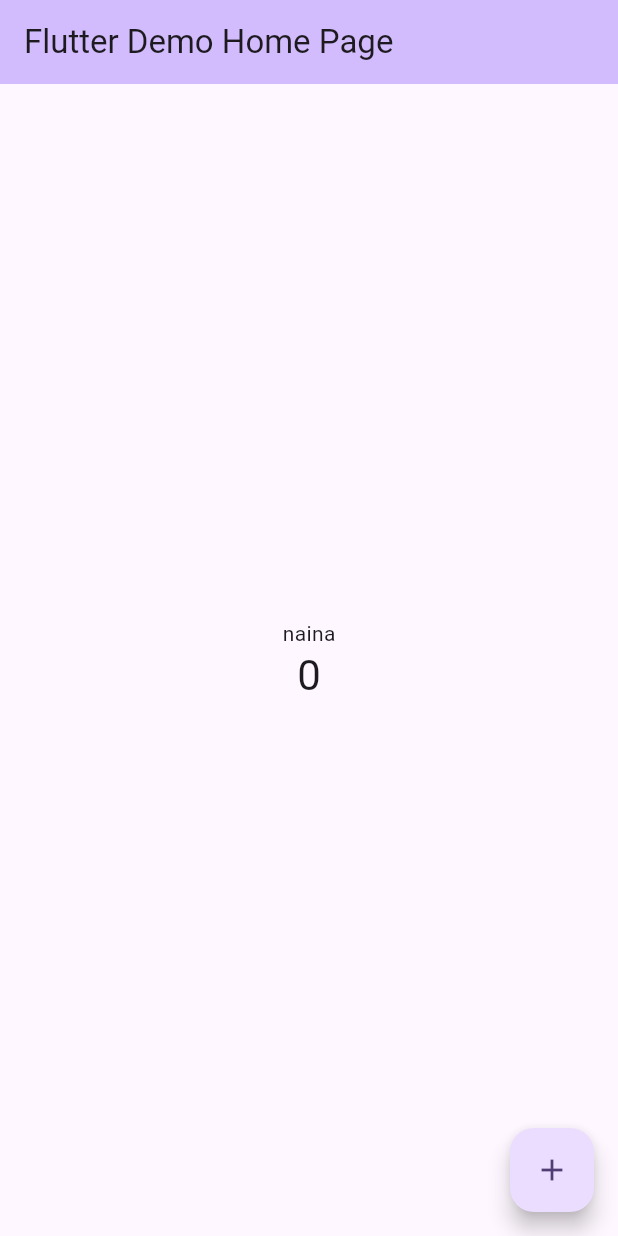
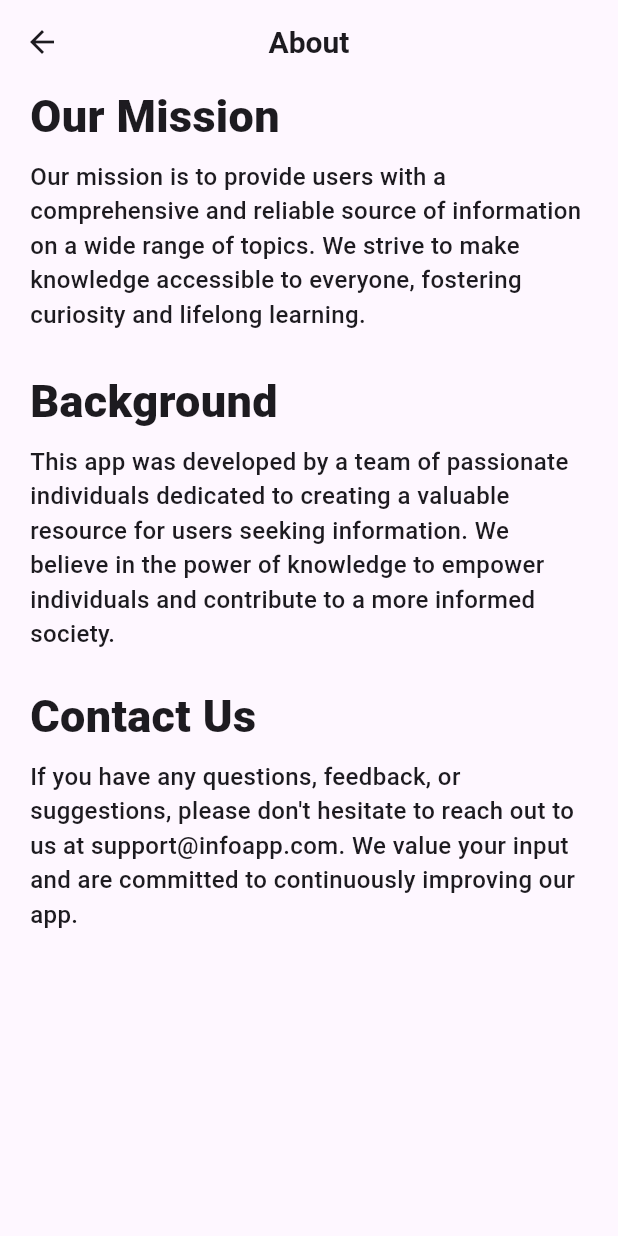
Before and after one commit to nainaverma77/jovac_project, a Flutter app: the screen it shows after launch, on a phone screen of 412 x 824 dp. Run offline on Flutter 3.47's test engine with Material 3 defaults, Android fonts, the phone set to English and light mode, and no system bars.

Commit message:
made changes

```diff
--- a/lib/main.dart
+++ b/lib/main.dart
@@ -1,122 +1,78 @@
 import 'package:flutter/material.dart';
-
-void main() {
-  runApp(const MyApp());
+void main(){
+  runApp(About());
 }
 
-class MyApp extends StatelessWidget {
-  const MyApp({super.key});
+class About extends StatelessWidget {
+  const About({super.key});
 
-  // This widget is the root of your application.
   @override
   Widget build(BuildContext context) {
     return MaterialApp(
-      title: 'Flutter Demo',
-      theme: ThemeData(
-        // This is the theme of your application.
-        //
-        // TRY THIS: Try running your application with "flutter run". You'll see
-        // the application has a purple toolbar. Then, without quitting the app,
-        // try changing the seedColor in the colorScheme below to Colors.green
-        // and then invoke "hot reload" (save your changes or press the "hot
-        // reload" button in a Flutter-supported IDE, or press "r" if you used
-        // the command line to start the app).
-        //
-        // Notice that the counter didn't reset back to zero; the application
-        // state is not lost during the reload. To reset the state, use hot
-        // restart instead.
-        //
-        // This works for code too, not just values: Most code changes can be
-        // tested with just a hot reload.
-        colorScheme: ColorScheme.fromSeed(seedColor: Colors.deepPurple),
+      debugShowCheckedModeBanner: false,
+      home: Scaffold(
+        appBar: AppBar(
+          leading: Icon(Icons.arrow_back),
+          title: const Text(
+            "About",
+            style: TextStyle(fontWeight: FontWeight.w600, fontSize: 20),
+          ),
+          centerTitle: true,
+        ),
+        body: Padding(
+          padding: const EdgeInsets.only(left: 20.0, right: 20),
+          child: Column(
+            mainAxisAlignment: MainAxisAlignment.start,
+            children: [
+              Container(
+                height: 50,
+                width: 500,
+                child: const Text("Our Mission",
+                    style:
+                    TextStyle(fontSize: 30, fontWeight: FontWeight.w800)),
+              ),
+              Container(
+                height: 140,
+                width: 400,
+                child: const Text(
+                    "Our mission is to provide users with a comprehensive and reliable source of information on a wide range of topics. We strive to make knowledge accessible to everyone, fostering curiosity and lifelong learning.",
+                    style: TextStyle(fontSize: 16, fontWeight: FontWeight.w500),
+                    textAlign: TextAlign.start),
+              ),
+              Container(
+                height: 50,
+                width: 500,
+                child: const Text("Background",
+                    style:
+                    TextStyle(fontSize: 30, fontWeight: FontWeight.w800)),
+              ),
+              Container(
+                height: 160,
+                width: 400,
+                child: const Text(
+                    "This app was developed by a team of passionate individuals dedicated to creating a valuable resource for users seeking information. We believe in the power of knowledge to empower individuals and contribute to a more informed society.",
+                    style: TextStyle(fontSize: 16, fontWeight: FontWeight.w500),
+                    textAlign: TextAlign.start),
+              ),
+              Container(
+                height: 50,
+                width: 500,
+                child: const Text("Contact Us",
+                    style:
+                    TextStyle(fontSize: 30, fontWeight: FontWeight.w800)),
+              ),
+              Container(
+                height: 160,
+                width: 400,
+                child: const Text(
+                    "If you have any questions, feedback, or suggestions, please don't hesitate to reach out to us at support@infoapp.com. We value your input and are committed to continuously improving our app.",
+                    style: TextStyle(fontSize: 16, fontWeight: FontWeight.w500),
+                    textAlign: TextAlign.start),
+              )
+            ],
+          ),
+        ),
       ),
-      home: const MyHomePage(title: 'Flutter Demo Home Page'),
     );
   }
 }
-
-class MyHomePage extends StatefulWidget {
-  const MyHomePage({super.key, required this.title});
-
-  // This widget is the home page of your application. It is stateful, meaning
-  // that it has a State object (defined below) that contains fields that affect
-  // how it looks.
-
-  // This class is the configuration for the state. It holds the values (in this
-  // case the title) provided by the parent (in this case the App widget) and
-  // used by the build method of the State. Fields in a Widget subclass are
-  // always marked "final".
-
-  final String title;
-
-  @override
-  State<MyHomePage> createState() => _MyHomePageState();
-}
-
-class _MyHomePageState extends State<MyHomePage> {
-  int _counter = 0;
-
-  void _incrementCounter() {
-    setState(() {
-      // This call to setState tells the Flutter framework that something has
-      // changed in this State, which causes it to rerun the build method below
-      // so that the display can reflect the updated values. If we changed
-      // _counter without calling setState(), then the build method would not be
-      // called again, and so nothing would appear to happen.
-      _counter++;
-    });
-  }
-
-  @override
-  Widget build(BuildContext context) {
-    // This method is rerun every time setState is called, for instance as done
-    // by the _incrementCounter method above.
-    //
-    // The Flutter framework has been optimized to make rerunning build methods
-    // fast, so that you can just rebuild anything that needs updating rather
-    // than having to individually change instances of widgets.
-    return Scaffold(
-      appBar: AppBar(
-        // TRY THIS: Try changing the color here to a specific color (to
-        // Colors.amber, perhaps?) and trigger a hot reload to see the AppBar
-        // change color while the other colors stay the same.
-        backgroundColor: Theme.of(context).colorScheme.inversePrimary,
-        // Here we take the value from the MyHomePage object that was created by
-        // the App.build method, and use it to set our appbar title.
-        title: Text(widget.title),
-      ),
-      body: Center(
-        // Center is a layout widget. It takes a single child and positions it
-        // in the middle of the parent.
-        child: Column(
-          // Column is also a layout widget. It takes a list of children and
-          // arranges them vertically. By default, it sizes itself to fit its
-          // children horizontally, and tries to be as tall as its parent.
-          //
-          // Column has various properties to control how it sizes itself and
-          // how it positions its children. Here we use mainAxisAlignment to
-          // center the children vertically; the main axis here is the vertical
-          // axis because Columns are vertical (the cross axis would be
-          // horizontal).
-          //
-          // TRY THIS: Invoke "debug painting" (choose the "Toggle Debug Paint"
-          // action in the IDE, or press "p" in the console), to see the
-          // wireframe for each widget.
-          mainAxisAlignment: MainAxisAlignment.center,
-          children: <Widget>[
-            const Text('naina'),
-            Text(
-              '$_counter',
-              style: Theme.of(context).textTheme.headlineMedium,
-            ),
-          ],
-        ),
-      ),
-      floatingActionButton: FloatingActionButton(
-        onPressed: _incrementCounter,
-        tooltip: 'Increment',
-        child: const Icon(Icons.add),
-      ), // This trailing comma makes auto-formatting nicer for build methods.
-    );
-  }
-}
```
